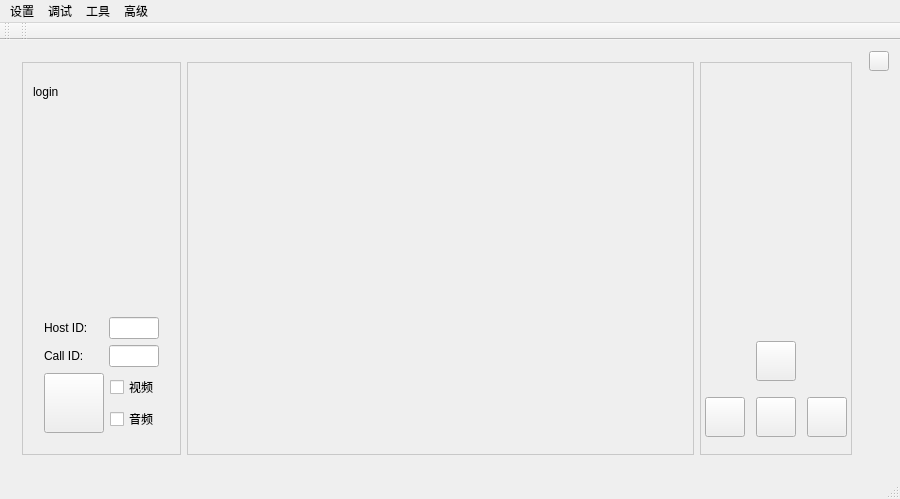
The window that robot_gui/mainwindow.ui (CastielLiu/robotGui) describes before a commit, drawn with Qt 5.
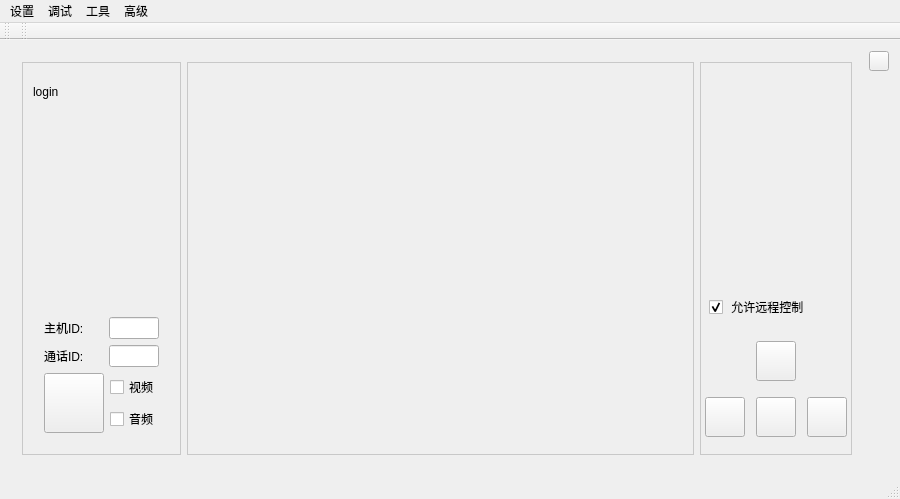
The same window after the commit. Icons and pictures are not drawn. Custom widgets are drawn as their Qt base class.

```diff
--- a/robot_gui/mainwindow.ui
+++ b/robot_gui/mainwindow.ui
@@ -83,7 +83,7 @@
                   <item>
                    <widget class="QLabel" name="label_2">
                     <property name="text">
-                     <string>Host ID: </string>
+                     <string>主机ID:</string>
                     </property>
                    </widget>
                   </item>
@@ -113,7 +113,7 @@
                   <item>
                    <widget class="QLabel" name="label">
                     <property name="text">
-                     <string>Call ID: </string>
+                     <string>通话ID:</string>
                     </property>
                    </widget>
                   </item>
@@ -243,7 +243,7 @@
                    <number>6</number>
                   </property>
                   <property name="leftMargin">
-                   <number>0</number>
+                   <number>9</number>
                   </property>
                   <property name="topMargin">
                    <number>0</number>
@@ -267,6 +267,16 @@
                     </property>
                    </spacer>
                   </item>
+                  <item>
+                   <widget class="QCheckBox" name="checkBox_allowRemoteControl">
+                    <property name="text">
+                     <string> 允许远程控制</string>
+                    </property>
+                    <property name="checked">
+                     <bool>true</bool>
+                    </property>
+                   </widget>
+                  </item>
                  </layout>
                 </widget>
                </item>
```
